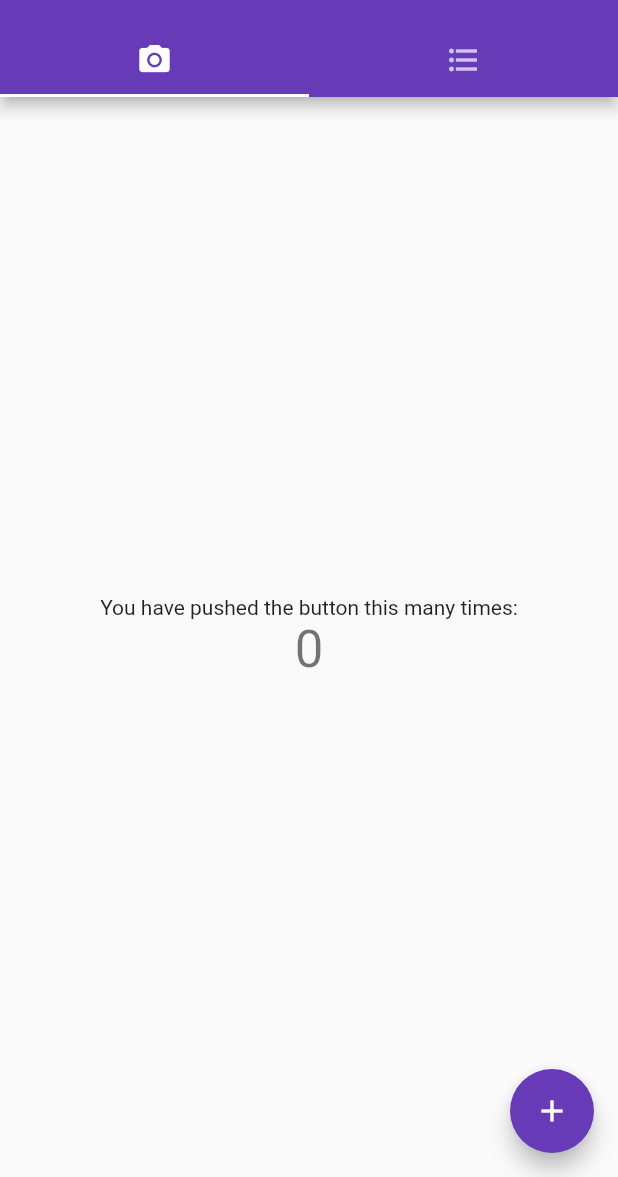
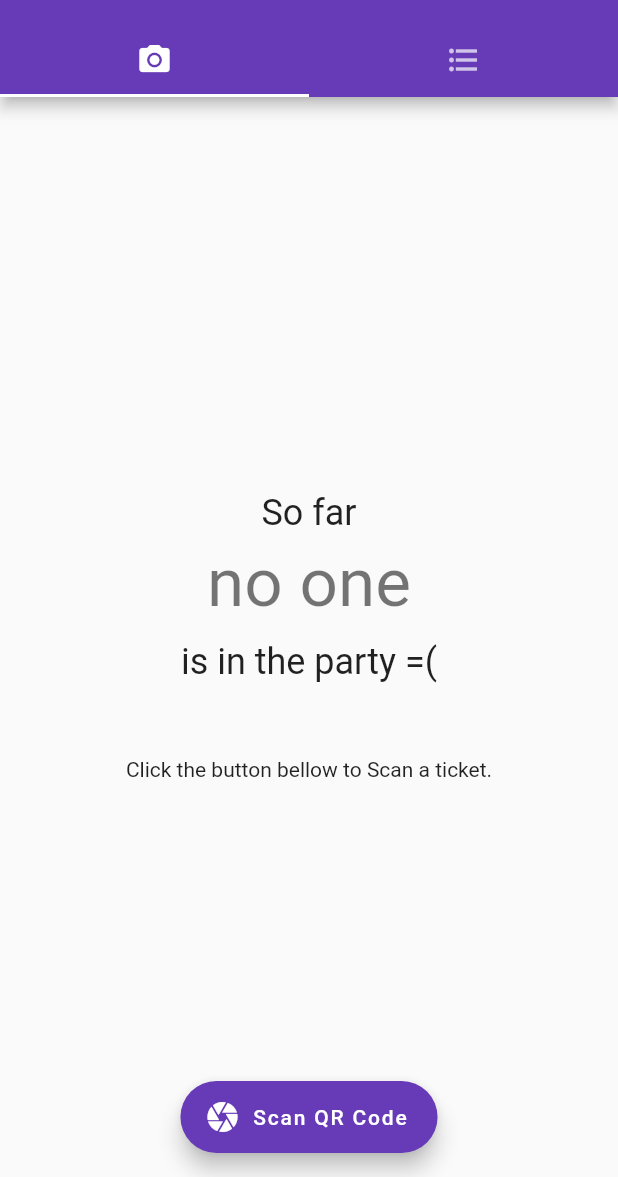
Before and after one commit to Igormandello/pd-party-tickets, a Flutter app: the screen it shows after launch, on a phone screen of 412 x 824 dp, the part 59-1236 px from its top. Run offline on Flutter 3.47's test engine with Material 2 defaults, Android fonts, the phone set to English and light mode, and no system bars; missing offline and left inert: barcode_scan.

Commit message:
Adds the QR Code scanner to the home page

```diff
--- a/pd_paty_tickets/lib/screens/HomePage.dart
+++ b/pd_paty_tickets/lib/screens/HomePage.dart
@@ -1,4 +1,5 @@
 import 'package:flutter/material.dart';
+import 'package:barcode_scan/barcode_scan.dart';
 
 class HomePage extends StatefulWidget {
   HomePage({ Key key }) : super(key: key);
@@ -8,12 +9,18 @@ class HomePage extends StatefulWidget {
 }
 
 class _HomePageState extends State<HomePage> {
-  int _counter = 0;
+  int _peopleCounter = 0;
 
-  void _incrementCounter() {
+  void _addPerson() {
     setState(() {
-      _counter++;
+      _peopleCounter++;
     });
+  }
+
+  Future _scan() async {
+    String str = await BarcodeScanner.scan();
+    print(str);
+    this._addPerson();
   }
 
   @override
@@ -22,22 +29,41 @@ class _HomePageState extends State<HomePage> {
       body: Center(
         child: Column(
           mainAxisAlignment: MainAxisAlignment.center,
-          children: <Widget>[
-            Text(
-              'You have pushed the button this many times:',
+          children: <Widget> [
+            Column(
+              children: <Widget>[
+                Text(
+                    'So far',
+                    style: Theme.of(context).textTheme.headline
+                ),
+                Padding(
+                  padding: EdgeInsets.only(top: 6, bottom: 12),
+                  child: Text(
+                      '${_peopleCounter == 0 ? 'no one' : '$_peopleCounter ${_peopleCounter == 1 ? 'person' : 'people'}'}',
+                      style: Theme.of(context).textTheme.display2
+                  ),
+                ),
+                Text(
+                    '${_peopleCounter == 0 ? 'is in the party =(' : '${_peopleCounter == 1 ? 'is' : 'are'} in the party =)'}',
+                    style: Theme.of(context).textTheme.headline
+                ),
+              ],
+            ),
+            Padding(
+              padding: EdgeInsets.symmetric(vertical: 25),
             ),
             Text(
-              '$_counter',
-              style: Theme.of(context).textTheme.display1,
-            ),
-          ],
+              'Click the button bellow to Scan a ticket.',
+            )
+          ]
         ),
       ),
-      floatingActionButton: FloatingActionButton(
-        onPressed: _incrementCounter,
-        tooltip: 'Increment',
-        child: Icon(Icons.add),
+      floatingActionButton: FloatingActionButton.extended(
+        onPressed: _scan,
+        label: Text('Scan QR Code'),
+        icon: Icon(Icons.camera)
       ),
+      floatingActionButtonLocation: FloatingActionButtonLocation.centerFloat,
     );
   }
 }
--- a/pd_paty_tickets/pubspec.yaml
+++ b/pd_paty_tickets/pubspec.yaml
@@ -15,6 +15,7 @@ environment:
 dependencies:
   flutter:
     sdk: flutter
+  barcode_scan:
 
   # The following adds the Cupertino Icons font to your application.
   # Use with the CupertinoIcons class for iOS style icons.
```
Also changed, not shown: 2 other files.
